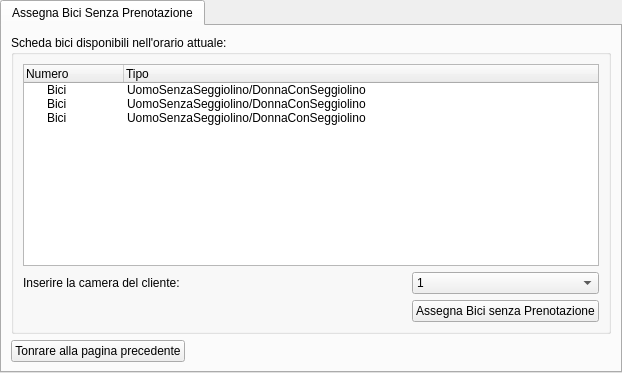
First picture: the form in ui/Receptionist/NoleggiareBici/AssegnaBiciSenzaPrenotazione.ui, repository mdoraz/Hotel, before the edit.
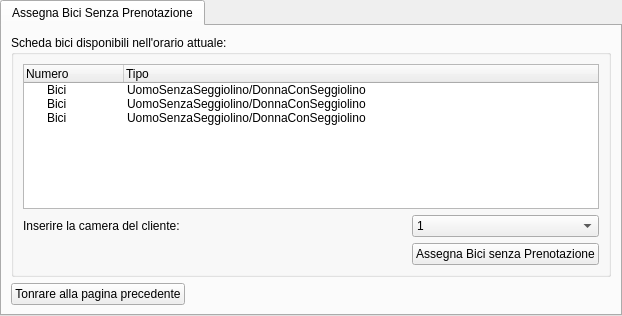
Second picture: the form after the edit.

```diff
--- a/ui/Receptionist/NoleggiareBici/AssegnaBiciSenzaPrenotazione.ui
+++ b/ui/Receptionist/NoleggiareBici/AssegnaBiciSenzaPrenotazione.ui
@@ -7,7 +7,7 @@
     <x>0</x>
     <y>0</y>
     <width>622</width>
-    <height>373</height>
+    <height>316</height>
    </rect>
   </property>
   <property name="windowTitle">
```
